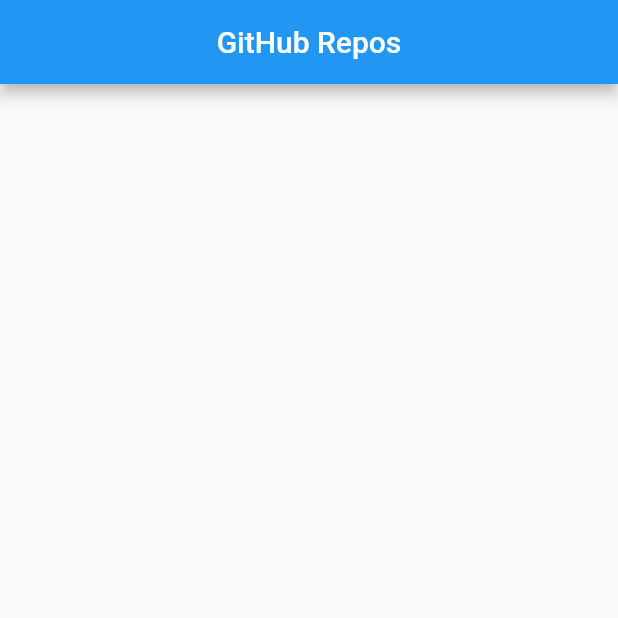
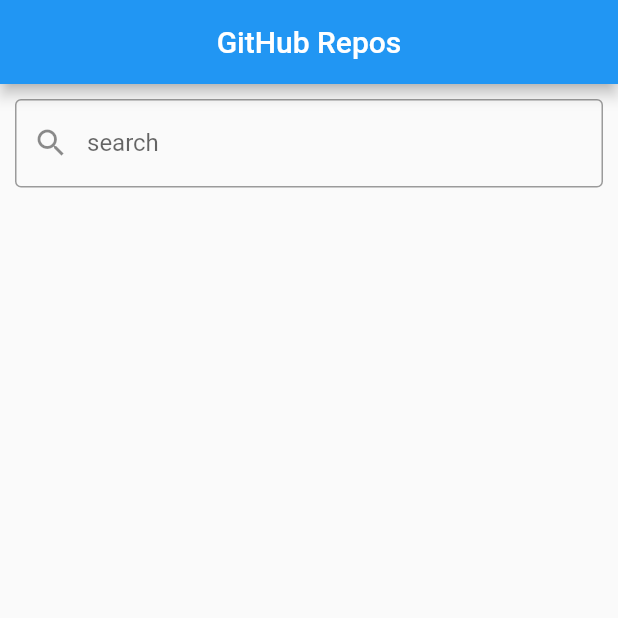
Before and after one commit to ThisIsAnshMalik/github_repos_app_mobx, a Flutter app: the screen it shows after launch, on a phone screen of 412 x 824 dp, the top half of it. Run offline on Flutter 3.47's test engine with Material 2 defaults, Android fonts, the phone set to English and light mode, and no system bars; our stand-ins replace flutter_mobx, mobx; missing offline and left inert: github; generated files the repository leaves out were written again.

Commit message:
project completed

```diff
--- a/lib/main.dart
+++ b/lib/main.dart
@@ -1,4 +1,7 @@
 import 'package:flutter/material.dart';
+import 'package:flutter_mobx/flutter_mobx.dart';
+import 'package:github_repos_app_mobx/github_store.dart';
+import 'package:mobx/mobx.dart';
 
 void main() {
   runApp(const MyApp());
@@ -29,6 +32,7 @@
 }
 
 class _MyHomePageState extends State<MyHomePage> {
+  GithubStore store = GithubStore();
   @override
   Widget build(BuildContext context) {
     return Scaffold(
@@ -36,6 +40,65 @@
         centerTitle: true,
         title: Text(widget.title),
       ),
+      body: Column(
+        mainAxisAlignment: MainAxisAlignment.start,
+        children: [
+          Padding(
+            padding: const EdgeInsets.all(10),
+            child: TextField(
+              autocorrect: false,
+              onSubmitted: (String user) {
+                store.setUser(user);
+                store.fetchRepos();
+              },
+              decoration: const InputDecoration(
+                  prefixIcon: Icon(Icons.search),
+                  labelText: "search",
+                  border: OutlineInputBorder()),
+            ),
+          ),
+          Observer(
+              builder: (_) =>
+                  store.fetchReposFuture.status == FutureStatus.pending
+                      ? const Padding(
+                          padding: EdgeInsets.all(8.0),
+                          child: LinearProgressIndicator(),
+                        )
+                      : Container()),
+          Expanded(
+            child: Observer(builder: (_) {
+              if (!store.hasResults) {
+                return Container();
+              } else {
+                return ListView.builder(
+                    itemCount: store.repositories.length,
+                    itemBuilder: (_, int index) {
+                      final repo = store.repositories[index];
+                      return ListTile(
+                        title: Row(
+                          children: <Widget>[
+                            Expanded(
+                              child: Text(
+                                repo.name,
+                                overflow: TextOverflow.fade,
+                                style: const TextStyle(
+                                    fontWeight: FontWeight.bold),
+                              ),
+                            ),
+                            Text(' (${repo.stargazersCount} ⭐️)'),
+                          ],
+                        ),
+                        subtitle: Text(
+                          repo.description,
+                          overflow: TextOverflow.fade,
+                        ),
+                      );
+                    });
+              }
+            }),
+          ),
+        ],
+      ),
     );
   }
 }
```
Also changed, not shown: lib/github_store.dart (added, +47 -0 lines), lib/github_store.g.dart (added).
